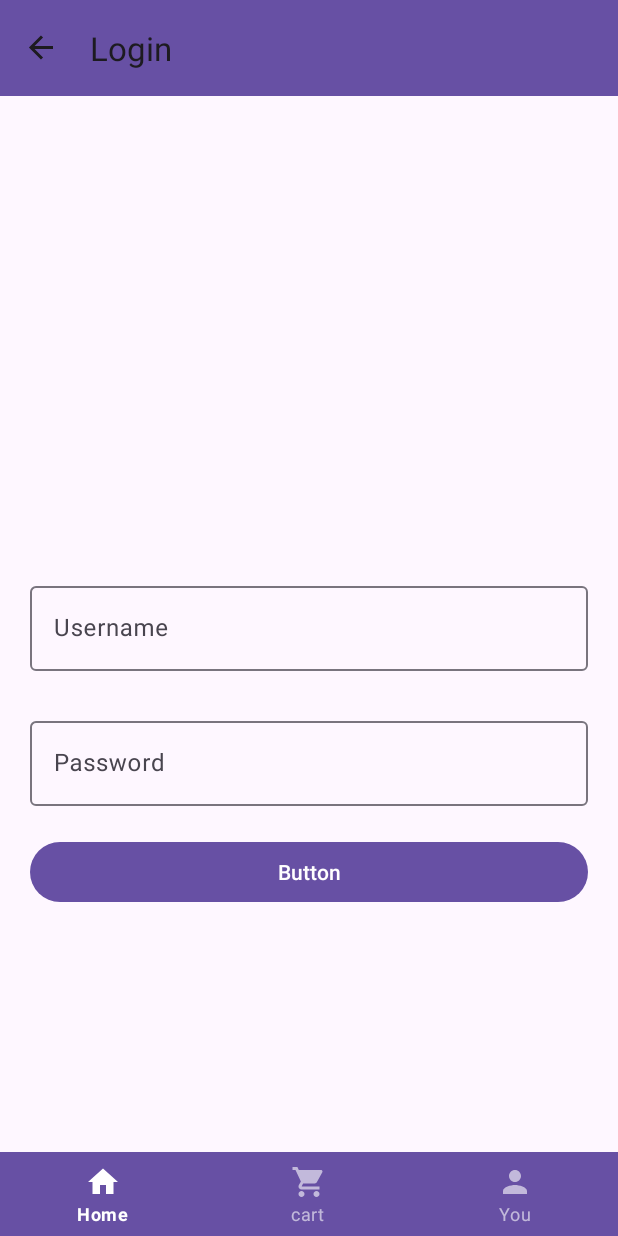
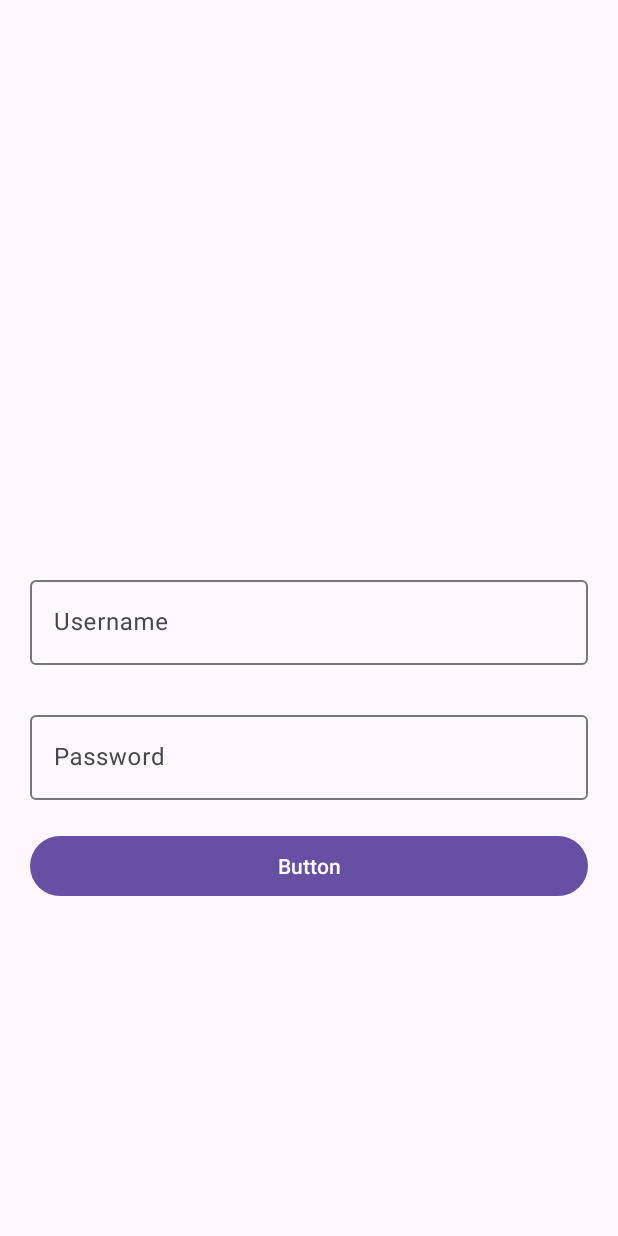
Before and after one commit to Dhananjaypathak27/DFakeStore, an Android app: the screen it shows after launch (MainActivity), on a phone screen of 412 x 824 dp. Run offline under Robolectric (Android 15) with nearby library versions, the phone set to English and light mode, and no system bars; our stand-ins replace data binding, navigation-ui.

Commit message:
removed navigation Drawer

```diff
--- a/app/src/main/java/com/inxparticle/dfakestore/MainActivity.kt
+++ b/app/src/main/java/com/inxparticle/dfakestore/MainActivity.kt
@@ -16,7 +16,6 @@ import com.inxparticle.dfakestore.databinding.ActivityMainBinding
 class MainActivity : AppCompatActivity() {
     private lateinit var binding: ActivityMainBinding
     private val viewModel: MainActivityViewModel by viewModels()
-    private var isUserloggedIn = false
 
     private val navController by lazy{
         Navigation.findNavController(this,R.id.navHostFragment)
@@ -36,17 +35,9 @@ class MainActivity : AppCompatActivity() {
         val inflater = navHostFragment.navController.navInflater
         val graph = inflater.inflate(R.navigation.auth_graph)
 
-        if (isUserloggedIn){
-            graph.startDestination = R.id.homeLoggedInFragment
-        }else {
-            graph.startDestination = R.id.splashScreenFragment
-
-        }
-
         val navController = navHostFragment.navController
         navController.setGraph(graph, intent.extras)
 
-        setupDrawerLayout()
         showHideNavigationDrawerAndBottomNavigationBar()
     }
 
@@ -55,42 +46,22 @@ class MainActivity : AppCompatActivity() {
             controller,destination,argument->
                 when (destination.id) {
                     R.id.splashScreenFragment -> {
-                        binding.bottomNavView.visibility = View.VISIBLE
-                        binding.myToolbar.visibility = View.VISIBLE
+                        binding.bottomNavView.visibility = View.GONE
+                        binding.myToolbar.visibility = View.GONE
                     }
                     R.id.cartScreenFragment -> {
-                        binding.bottomNavView.visibility = View.GONE
+                        binding.bottomNavView.visibility = View.VISIBLE
+                        binding.myToolbar.visibility = View.GONE
                     }
                     R.id.dashboardScreenFragment -> {
                         binding.myToolbar.visibility = View.VISIBLE
                         binding.bottomNavView.visibility = View.VISIBLE
                     }
                     R.id.loginScreenFragment ->{
-                        binding.bottomNavView.visibility = View.VISIBLE
-                        binding.myToolbar.visibility = View.VISIBLE
-                    }
-                    R.id.homeLoggedInFragment ->{
                         binding.bottomNavView.visibility = View.GONE
-                        binding.myToolbar.visibility = View.VISIBLE
+                        binding.myToolbar.visibility = View.GONE
                     }
                 }
         }
     }
-
-    override fun onSupportNavigateUp(): Boolean {
-        return NavigationUI.navigateUp(navController, binding.drawerLayout)
-    }
-
-    private fun setupDrawerLayout() {
-        binding.navView.setupWithNavController(navController)
-        NavigationUI.setupActionBarWithNavController(this, navController, binding.drawerLayout)
-    }
-
-    override fun onBackPressed() {
-        if (binding.drawerLayout.isDrawerOpen(GravityCompat.START)) {
-            binding.drawerLayout.closeDrawer(GravityCompat.START)
-        } else {
-            super.onBackPressed()
-        }
-    }
 }
--- a/app/src/main/java/com/inxparticle/dfakestore/view/loginScreen/LoginScreenFragment.kt
+++ b/app/src/main/java/com/inxparticle/dfakestore/view/loginScreen/LoginScreenFragment.kt
@@ -38,7 +38,7 @@ class LoginScreenFragment : Fragment(),View.OnClickListener {
 
         viewModel.moveToDashBoardScreen.observe(viewLifecycleOwner, Observer {
             if(it){
-                findNavController().navigate(R.id.action_loginScreenFragment_to_homTestFragment)
+                findNavController().navigate(R.id.action_loginScreenFragment_to_logged_in_graph)
                }
         })
     }
@@ -47,7 +47,7 @@ class LoginScreenFragment : Fragment(),View.OnClickListener {
         when (view?.id){
             binding.button.id ->{
 
-                findNavController().navigate(R.id.action_loginScreenFragment_to_homTestFragment)
+                findNavController().navigate(R.id.action_loginScreenFragment_to_logged_in_graph)
             }
         }
     }
--- a/app/src/main/res/layout/activity_main.xml
+++ b/app/src/main/res/layout/activity_main.xml
@@ -8,15 +8,11 @@
             type="com.inxparticle.dfakestore.MainActivityViewModel" />
     </data>
 
-    <androidx.drawerlayout.widget.DrawerLayout
-        android:id="@+id/drawer_layout"
-        android:layout_width="match_parent"
-        android:layout_height="match_parent"
-        tools:context=".MainActivity">
 
         <androidx.constraintlayout.widget.ConstraintLayout
             android:layout_width="match_parent"
-            android:layout_height="match_parent">
+            android:layout_height="match_parent"
+            tools:context=".MainActivity">
 
             <androidx.appcompat.widget.Toolbar
                 android:id="@+id/my_toolbar"
@@ -41,8 +37,8 @@
                 app:layout_constraintEnd_toEndOf="parent"
                 app:layout_constraintHorizontal_bias="0.5"
                 app:layout_constraintStart_toStartOf="parent"
-
                 app:layout_constraintTop_toBottomOf="@+id/my_toolbar"
+                app:navGraph="@navigation/auth_graph"
                  />
 
 
@@ -59,15 +55,5 @@
 
         </androidx.constraintlayout.widget.ConstraintLayout>
 
-        <!-- Container for contents of drawer - use NavigationView to make configuration easier -->
-        <com.google.android.material.navigation.NavigationView
-            android:id="@+id/nav_view"
-            android:layout_width="wrap_content"
-            android:layout_height="match_parent"
-            android:layout_gravity="start"
-            app:menu="@menu/drawer_menu"
-            app:headerLayout="@layout/header_layout"
-            android:fitsSystemWindows="true" />
 
-    </androidx.drawerlayout.widget.DrawerLayout>
 </layout>
--- a/app/src/main/res/navigation/auth_graph.xml
+++ b/app/src/main/res/navigation/auth_graph.xml
@@ -27,13 +27,8 @@
         android:label="@string/login"
         tools:layout="@layout/fragment_login_screen" >
         <action
-            android:id="@+id/action_loginScreenFragment_to_homTestFragment"
-            app:destination="@id/homeLoggedInFragment" />
-
+            android:id="@+id/action_loginScreenFragment_to_logged_in_graph"
+            app:destination="@id/logged_in_graph" />
     </fragment>
-    <fragment
-        android:id="@+id/homeLoggedInFragment"
-        android:name="com.inxparticle.dfakestore.view.homeLoggedIn.HomeLoggedInFragment"
-        android:label="fragment_hom_test"
-        tools:layout="@layout/fragment_home_logged_in" />
+    <include app:graph="@navigation/logged_in_graph" />
 </navigation>
```
